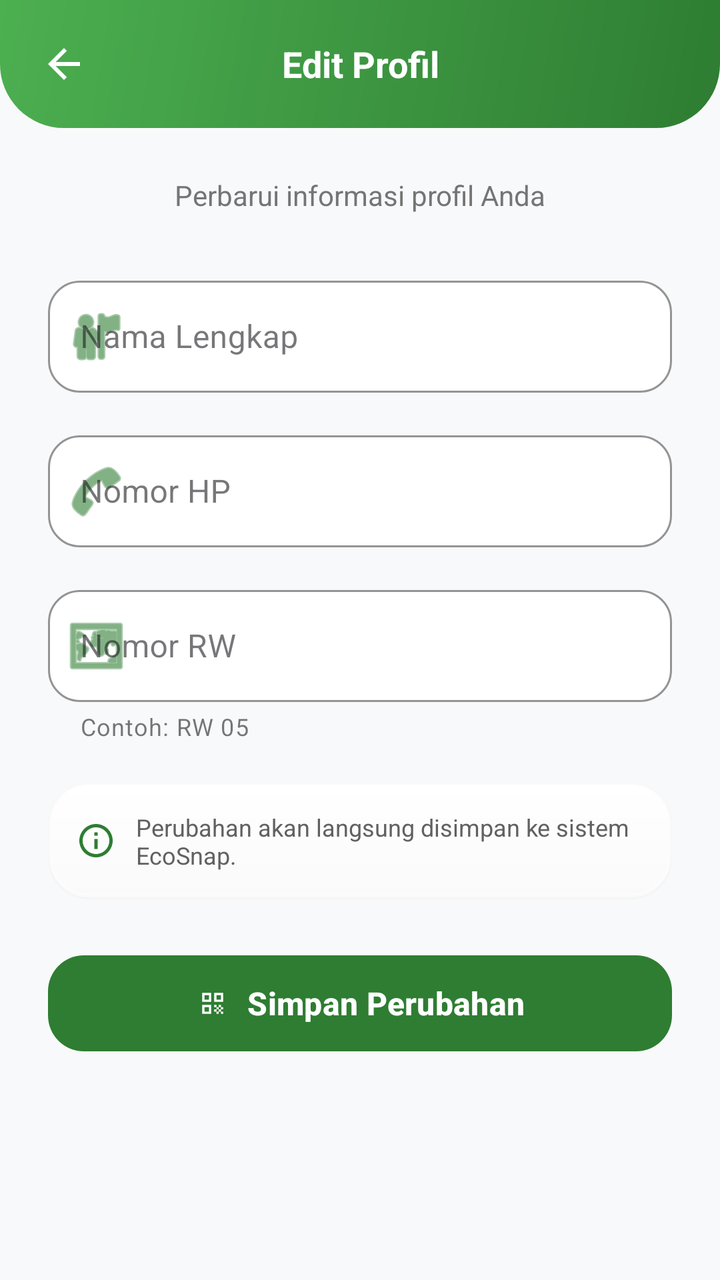
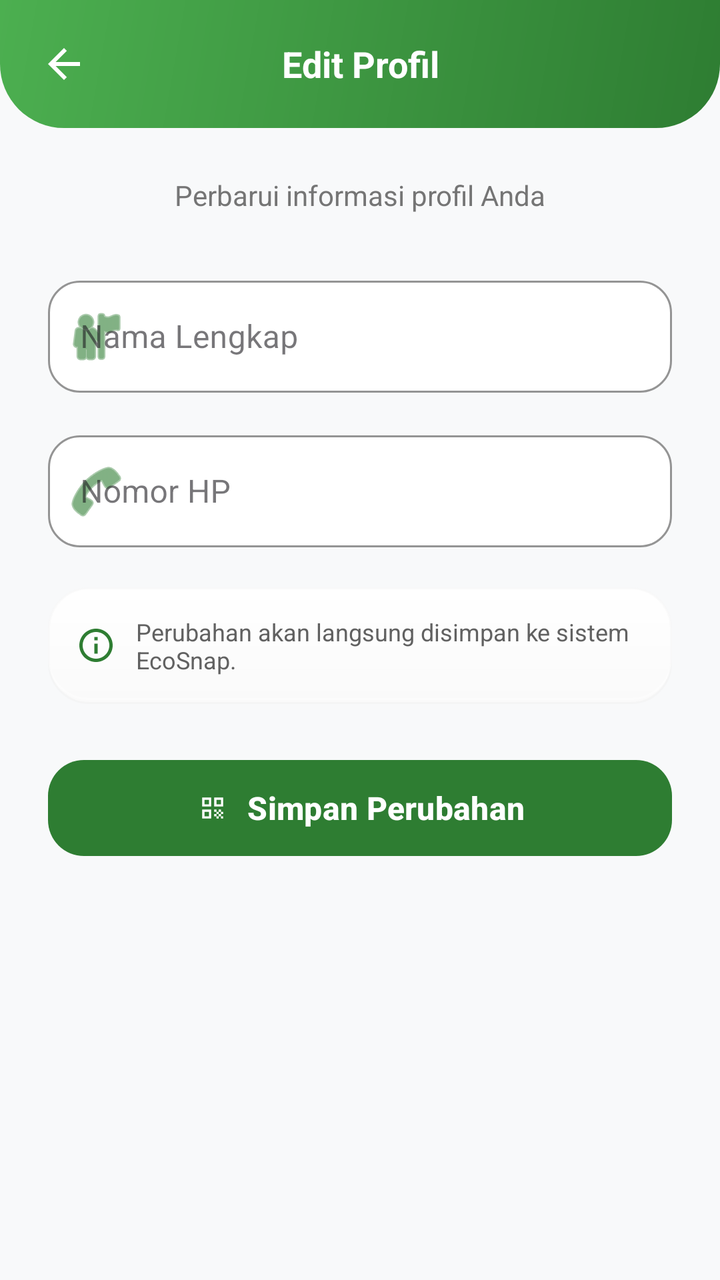

Two renders of the same Android screen: before a commit and after it. Below are the layout's source before the change and the commit's diff.
<!-- AndroidManifest.xml: application theme Theme.EcoSnap -->
<!-- res/layout/activity_edit_profil_admin.xml -->
<?xml version="1.0" encoding="utf-8"?>
<LinearLayout xmlns:android="http://schemas.android.com/apk/res/android"
    xmlns:app="http://schemas.android.com/apk/res-auto"
    android:layout_width="match_parent"
    android:layout_height="match_parent"
    android:background="#F8F9FA"
    android:orientation="vertical">

    
    <LinearLayout
        android:layout_width="match_parent"
        android:layout_height="?attr/actionBarSize"
        android:background="@drawable/bg_profile_header_rounded"
        android:gravity="center_vertical"
        android:orientation="horizontal"
        android:paddingStart="16dp"
        android:paddingEnd="16dp">

        <ImageView
            android:id="@+id/btnBack"
            android:layout_width="32dp"
            android:layout_height="32dp"
            android:padding="4dp"
            android:src="@drawable/ic_back"
            app:tint="#FFFFFF"
            android:background="?attr/selectableItemBackgroundBorderless"
            android:contentDescription="Kembali" />

        <TextView
            android:layout_width="0dp"
            android:layout_height="wrap_content"
            android:layout_weight="1"
            android:layout_marginEnd="32dp"
            android:gravity="center"
            android:text="Edit Profil"
            android:textColor="#FFFFFF"
            android:textSize="18sp"
            android:textStyle="bold" />
    </LinearLayout>

    <ScrollView
        android:layout_width="match_parent"
        android:layout_height="0dp"
        android:layout_weight="1"
        android:fillViewport="true"
        android:overScrollMode="never">

        <LinearLayout
            android:layout_width="match_parent"
            android:layout_height="wrap_content"
            android:orientation="vertical"
            android:padding="24dp">

            <TextView
                android:layout_width="match_parent"
                android:layout_height="wrap_content"
                android:gravity="center"
                android:text="Perbarui informasi profil Anda"
                android:textColor="#757575"
                android:textSize="14sp"
                android:layout_marginBottom="28dp" />

            
            <com.google.android.material.textfield.TextInputLayout
                style="@style/Widget.MaterialComponents.TextInputLayout.OutlinedBox"
                android:layout_width="match_parent"
                android:layout_height="wrap_content"
                android:hint="Nama Lengkap"
                app:boxBackgroundColor="#FFFFFF"
                app:boxCornerRadiusBottomEnd="16dp"
                app:boxCornerRadiusBottomStart="16dp"
                app:boxCornerRadiusTopEnd="16dp"
                app:boxCornerRadiusTopStart="16dp"
                app:boxStrokeColor="#C8E6C9"
                app:startIconDrawable="@android:drawable/ic_menu_myplaces"
                app:startIconTint="#2E7D32">

                <com.google.android.material.textfield.TextInputEditText
                    android:id="@+id/etEditNama"
                    android:layout_width="match_parent"
                    android:layout_height="56dp"
                    android:inputType="textPersonName" />
            </com.google.android.material.textfield.TextInputLayout>

            
            <com.google.android.material.textfield.TextInputLayout
                style="@style/Widget.MaterialComponents.TextInputLayout.OutlinedBox"
                android:layout_width="match_parent"
                android:layout_height="wrap_content"
                android:layout_marginTop="16dp"
                android:hint="Nomor HP"
                app:boxBackgroundColor="#FFFFFF"
                app:boxCornerRadiusBottomEnd="16dp"
                app:boxCornerRadiusBottomStart="16dp"
                app:boxCornerRadiusTopEnd="16dp"
                app:boxCornerRadiusTopStart="16dp"
                app:boxStrokeColor="#C8E6C9"
                app:startIconDrawable="@android:drawable/ic_menu_call"
                app:startIconTint="#2E7D32">

                <com.google.android.material.textfield.TextInputEditText
                    android:id="@+id/etEditNomorHp"
                    android:layout_width="match_parent"
                    android:layout_height="56dp"
                    android:inputType="phone" />
            </com.google.android.material.textfield.TextInputLayout>

            
            <com.google.android.material.textfield.TextInputLayout
                style="@style/Widget.MaterialComponents.TextInputLayout.OutlinedBox"
                android:layout_width="match_parent"
                android:layout_height="wrap_content"
                android:layout_marginTop="16dp"
                android:hint="Nomor RW"
                app:helperText="Contoh: RW 05"
                app:boxBackgroundColor="#FFFFFF"
                app:boxCornerRadiusBottomEnd="16dp"
                app:boxCornerRadiusBottomStart="16dp"
                app:boxCornerRadiusTopEnd="16dp"
                app:boxCornerRadiusTopStart="16dp"
                app:boxStrokeColor="#C8E6C9"
                app:startIconDrawable="@android:drawable/ic_menu_mapmode"
                app:startIconTint="#2E7D32">

                <com.google.android.material.textfield.TextInputEditText
                    android:id="@+id/etEditRwId"
                    android:layout_width="match_parent"
                    android:layout_height="56dp"
                    android:inputType="text" />
            </com.google.android.material.textfield.TextInputLayout>

            
            <LinearLayout
                android:layout_width="match_parent"
                android:layout_height="wrap_content"
                android:layout_marginTop="20dp"
                android:background="@drawable/bg_premium_card"
                android:gravity="center_vertical"
                android:orientation="horizontal"
                android:padding="14dp">

                <ImageView
                    android:layout_width="20dp"
                    android:layout_height="20dp"
                    android:src="@drawable/ic_info_outline"
                    app:tint="#2E7D32" />

                <TextView
                    android:layout_width="0dp"
                    android:layout_height="wrap_content"
                    android:layout_marginStart="10dp"
                    android:layout_weight="1"
                    android:text="Perubahan akan langsung disimpan ke sistem EcoSnap."
                    android:textColor="#616161"
                    android:textSize="12sp" />
            </LinearLayout>

            
            <ProgressBar
                android:id="@+id/progressBar"
                android:layout_width="wrap_content"
                android:layout_height="wrap_content"
                android:layout_gravity="center_horizontal"
                android:layout_marginTop="16dp"
                android:visibility="gone"
                android:indeterminateTint="#2E7D32" />

            
            <com.google.android.material.button.MaterialButton
                android:id="@+id/btnSimpanProfil"
                android:layout_width="match_parent"
                android:layout_height="56dp"
                android:layout_marginTop="24dp"
                android:text="Simpan Perubahan"
                android:textAllCaps="false"
                android:textColor="#FFFFFF"
                android:textSize="16sp"
                android:textStyle="bold"
                app:backgroundTint="#2E7D32"
                app:cornerRadius="18dp"
                app:icon="@drawable/ic_scan"
                app:iconGravity="textStart"
                app:iconTint="#FFFFFF" />

        </LinearLayout>
    </ScrollView>

</LinearLayout>
<!-- resources referenced by this layout -->
<resources>
  <!-- drawable bg_premium_card (drawable) -->
  <?xml version="1.0" encoding="utf-8"?>
  <layer-list xmlns:android="http://schemas.android.com/apk/res/android">
      <item>
          <shape android:shape="rectangle">
              <gradient
                  android:angle="270"
                  android:startColor="#FFFFFF"
                  android:endColor="#FAFAFA"
                  android:type="linear" />
              <corners android:radius="20dp" />
              <stroke android:width="1dp" android:color="#66EEEEEE" />
          </shape>
      </item>
      
      <item android:bottom="2dp">
          <shape android:shape="rectangle">
              <stroke android:width="1dp" android:color="#4DFFFFFF" />
              <corners android:radius="20dp" />
          </shape>
      </item>
  </layer-list>
  <!-- drawable bg_profile_header_rounded (drawable) -->
  <?xml version="1.0" encoding="utf-8"?>
  <shape xmlns:android="http://schemas.android.com/apk/res/android"
      android:shape="rectangle">
      <gradient
          android:angle="135"
          android:endColor="#4CAF50"
          android:startColor="#2E7D32"
          android:type="linear" />
      <corners
          android:bottomLeftRadius="32dp"
          android:bottomRightRadius="32dp" />
  </shape>
  <!-- drawable ic_back (drawable) -->
  <vector xmlns:android="http://schemas.android.com/apk/res/android"
      android:width="24dp"
      android:height="24dp"
      android:viewportWidth="24"
      android:viewportHeight="24">
      <path
          android:fillColor="#1B5E20"
          android:pathData="M20,11H7.83l5.59,-5.59L12,4l-8,8 8,8 1.41,-1.41L7.83,13H20v-2z"/>
  </vector>
  <!-- drawable ic_info_outline (drawable) -->
  <vector xmlns:android="http://schemas.android.com/apk/res/android"
      android:width="24dp"
      android:height="24dp"
      android:viewportWidth="24"
      android:viewportHeight="24">
    <path
        android:fillColor="#000000"
        android:pathData="M11,7h2v2h-2zM11,11h2v6h-2zM12,2C6.48,2 2,6.48 2,12s4.48,10 10,10 10,-4.48 10,-10S17.52,2 12,2zM12,20c-4.41,0 -8,-3.59 -8,-8s3.59,-8 8,-8 8,3.59 8,8 -3.59,8 -8,8z"/>
  </vector>
  <!-- drawable ic_scan (drawable) -->
  <?xml version="1.0" encoding="utf-8"?>
  <vector xmlns:android="http://schemas.android.com/apk/res/android"
      android:width="24dp"
      android:height="24dp"
      android:viewportWidth="24"
      android:viewportHeight="24">
      <path
          android:fillColor="#FFFFFF"
          android:pathData="M9.5,6.5v3h-3v-3h3M11,5H5v6h6V5zM9.5,14.5v3h-3v-3h3M11,13H5v6h6v-6zM17.5,6.5v3h-3v-3h3M19,5h-6v6h6V5zM13,13h1.5v1.5H13zM14.5,14.5H16V16h-1.5zM16,13h1.5v1.5H16zM13,16h1.5v1.5H13zM14.5,17.5H16V19h-1.5zM16,16h1.5v1.5H16zM17.5,14.5H19V16h-1.5zM17.5,17.5H19V19h-1.5z"/>
  </vector>
  <style name="Theme.EcoSnap" parent="Base.Theme.EcoSnap" />
  <style name="Base.Theme.EcoSnap" parent="Theme.Material3.DayNight.NoActionBar">
          
          <item name="colorPrimary">@color/colorPrimary</item>
          <item name="colorPrimaryVariant">@color/colorPrimaryDark</item>
          <item name="colorOnPrimary">@color/white</item>
          <item name="colorSecondary">@color/colorAccent</item>
          <item name="colorSecondaryContainer">#C8E6C9</item>
          <item name="colorOnSecondaryContainer">#1B5E20</item>
          <item name="android:windowBackground">@color/eco_bg_soft</item>
          <item name="android:statusBarColor">@color/eco_bg_soft</item>
          <item name="android:windowLightStatusBar">true</item>
      </style>
  <color name="colorPrimary">#4CAF50</color>
  <color name="colorPrimaryDark">#1B5E20</color>
  <color name="white">#FFFFFFFF</color>
  <color name="colorAccent">#A5D6A7</color>
  <color name="eco_bg_soft">#F5F5F5</color>
</resources>

<!-- the commit's change to res/layout/activity_edit_profil_admin.xml (unified diff, before → after) -->
@@ -105,29 +105,6 @@
                     android:inputType="phone" />
             </com.google.android.material.textfield.TextInputLayout>
 
-            
-            <com.google.android.material.textfield.TextInputLayout
-                style="@style/Widget.MaterialComponents.TextInputLayout.OutlinedBox"
-                android:layout_width="match_parent"
-                android:layout_height="wrap_content"
-                android:layout_marginTop="16dp"
-                android:hint="Nomor RW"
-                app:helperText="Contoh: RW 05"
-                app:boxBackgroundColor="#FFFFFF"
-                app:boxCornerRadiusBottomEnd="16dp"
-                app:boxCornerRadiusBottomStart="16dp"
-                app:boxCornerRadiusTopEnd="16dp"
-                app:boxCornerRadiusTopStart="16dp"
-                app:boxStrokeColor="#C8E6C9"
-                app:startIconDrawable="@android:drawable/ic_menu_mapmode"
-                app:startIconTint="#2E7D32">
-
-                <com.google.android.material.textfield.TextInputEditText
-                    android:id="@+id/etEditRwId"
-                    android:layout_width="match_parent"
-                    android:layout_height="56dp"
-                    android:inputType="text" />
-            </com.google.android.material.textfield.TextInputLayout>
 
             
             <LinearLayout
